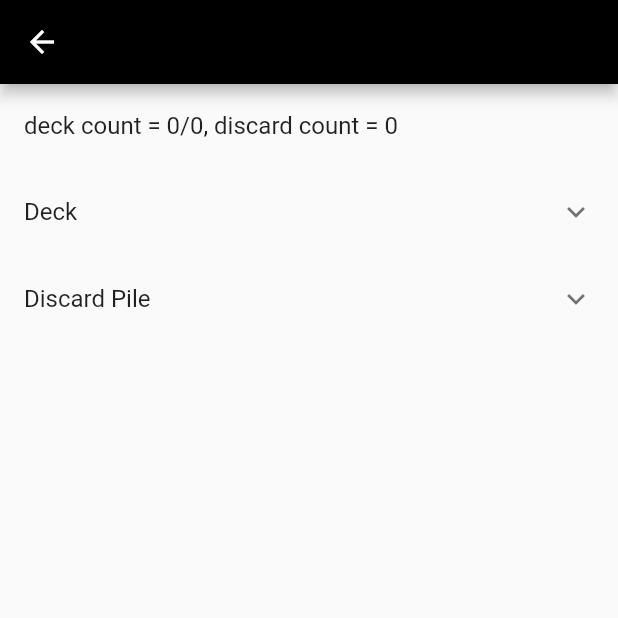
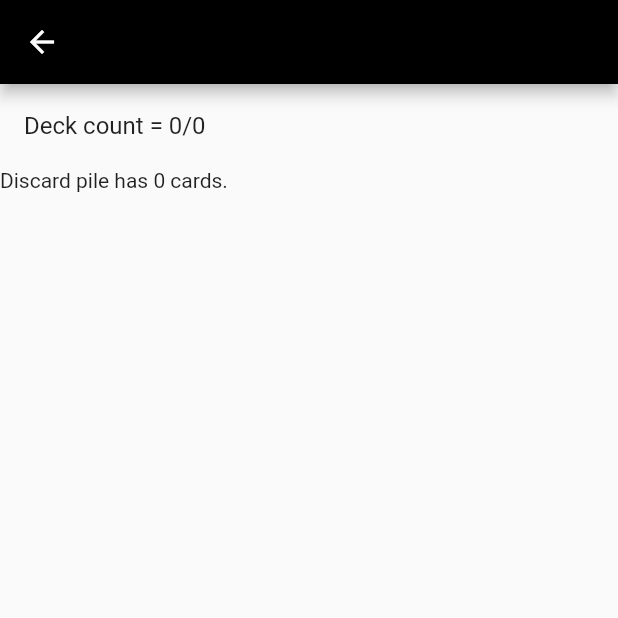
Before and after one commit to varandru/unmatched_deck_tracker, a Flutter app: the TwoDecksView screen opened directly with empty values, on a phone screen of 412 x 824 dp, the top half of it. Run offline on Flutter 3.47's test engine with Material 2 defaults, Android fonts, the phone set to English and light mode, and no system bars; our stand-ins replace flutter_svg; project files that could hold a hidden picture were left out.

Commit message:
Some more decoration

```diff
--- a/lib/deck_list_tile.dart
+++ b/lib/deck_list_tile.dart
@@ -49,7 +49,10 @@ class DeckListTile extends StatelessWidget {
               color: Colors.black),
         ]);
 
-    return Container(
+    return Card(
+      child: Container(
+        alignment: Alignment.bottomCenter,
+        height: 120.0,
         decoration: BoxDecoration(
           image: DecorationImage(
               fit: BoxFit.cover, image: AssetImage(getCardbackPath())),
@@ -89,6 +92,7 @@ class DeckListTile extends StatelessWidget {
             );
           },
         ),
+      ),
     );
   }
 }
--- a/lib/deck_list_view.dart
+++ b/lib/deck_list_view.dart
@@ -84,33 +84,29 @@ class _DeckListViewState extends State<DeckListView> {
 
   @override
   Widget build(BuildContext context) {
-    return ListView(
-      children: [
-        ListTile(
-          title: Text(
-              "deck count = ${deck.deckCount}/${deck.deckCount + discardPile.deckCount}, discard count = ${discardPile.deckCount}"),
-        ),
-        ExpansionTile(
-          title: const Text("Deck"),
-          children: List<CardListTile>.generate(
-              deck.cards.length,
-              (index) => CardListTile(
-                    deck.cards[index],
-                    onMinusTap: moveCardToDiscardPile,
-                  ),
-              growable: false),
-        ),
-        ExpansionTile(
-          title: const Text("Discard Pile"),
-          children: List<CardListTile>.generate(
-              discardPile.cards.length,
-              (index) => CardListTile(
-                    discardPile.cards[index],
-                    onMinusTap: moveCardToDeck,
-                  ),
-              growable: false),
-        ),
-      ],
+    return ListView.builder(
+      itemCount: deck.cards.length + discardPile.cards.length + 2,
+      itemBuilder: (context, index) {
+        if (index == 0) {
+          return ListTile(
+            title: Text(
+                "Deck count = ${deck.deckCount}/${deck.deckCount + discardPile.deckCount}"),
+          );
+        }
+        if (index < deck.cards.length + 1) {
+          return CardListTile(
+            deck.cards[index - 1],
+            onMinusTap: moveCardToDiscardPile,
+          );
+        }
+        if (index == deck.cards.length + 1) {
+          return Text("Discard pile has ${discardPile.deckCount} cards.");
+        }
+        return CardListTile(
+          discardPile.cards[index - deck.cards.length - 2],
+          onMinusTap: moveCardToDeck,
+        );
+      },
     );
   }
 }
```
Also changed, not shown: lib/card_list_tile.dart (+12 -1 lines). Lines whose indentation alone changed are shown as unchanged.
